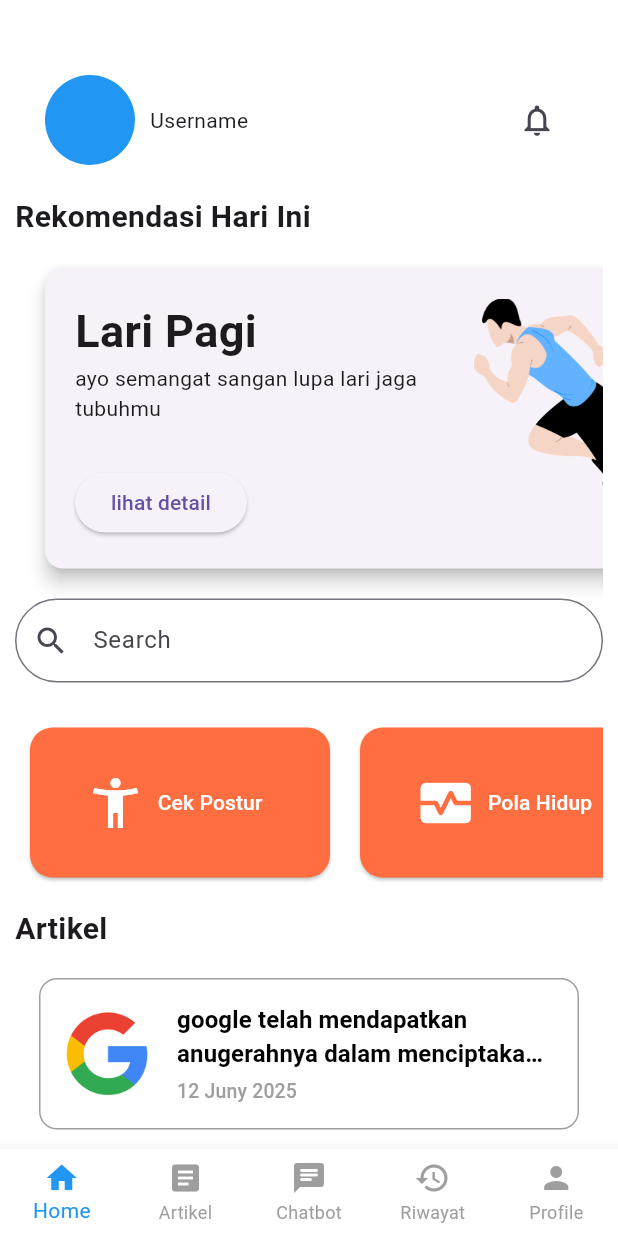
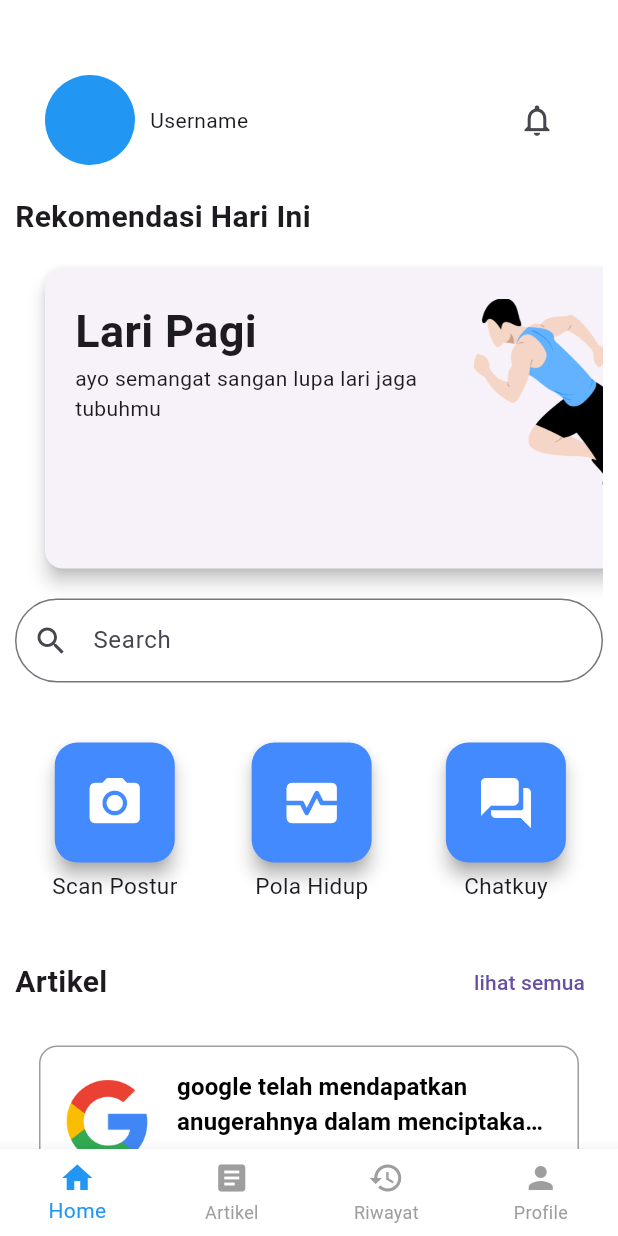
Before and after one commit to MuqtasidRoziq/dietapps-mobile, a Flutter app: the Homepage screen opened by its route, on a phone screen of 412 x 824 dp. Run offline on Flutter 3.47's test engine with Material 3 defaults, Android fonts, the phone set to English and light mode, and no system bars.

Commit message:
Add new features and assets for diet_apps project
- Implement alert notification dialog
- Update bottom navigation routes
- Add new images for breakfast and workout
- Create new pages: AllArticle, CekPostur, ChatBot, History, and Profile
- Update main.dart with new routes

```diff
--- a/lib/components/card_iklan.dart
+++ b/lib/components/card_iklan.dart
@@ -2,7 +2,8 @@ import 'package:flutter/cupertino.dart';
 import 'package:flutter/material.dart';
 
 IklanCard(String title, String description, String img, Color color, String btn) {
-  return Card(
+  return Center(
+    child: Card(
       elevation: 5,
       margin: EdgeInsets.all(20),
       child: Container(
@@ -24,9 +25,6 @@ IklanCard(String title, String description, String img, Color color, String btn)
                       Text(description, style: TextStyle(fontSize: 14),),
                     ],
                   ),
-                ElevatedButton(onPressed: (){
-
-                }, child: Text(btn))
                 ]
               ),
             ),
@@ -34,5 +32,6 @@ IklanCard(String title, String description, String img, Color color, String btn)
           ],
         ),
       ),
+    ),
   );
 }
--- a/lib/components/menu_button.dart
+++ b/lib/components/menu_button.dart
@@ -7,19 +7,25 @@ Widget MenuButton({
   required VoidCallback onPressed,
 }) {
   return Container(
-    margin: EdgeInsets.all(10),
-    height: 100,
-    width: 200,
-    child: ElevatedButton.icon(
+    padding: EdgeInsets.all(20),
+    child: Column(
+      children: [
+        IconButton(
           onPressed: onPressed,
           icon: Icon(icon, color: Colors.white, size: 40,),
-      label: Text(title, style: TextStyle(color: Colors.white)),
           style: ElevatedButton.styleFrom(
             backgroundColor: color,
             shape: RoundedRectangleBorder(
               borderRadius: BorderRadius.circular(15),
             ),
+            padding: EdgeInsets.all(20),
+            shadowColor: Colors.grey,
+            elevation: 5
           ),
+        ),
+        SizedBox(height: 5,),
+        Text(title, style: TextStyle(fontSize: 15),)
+      ],
     ),
   );
 }
--- a/lib/pages/homepage.dart
+++ b/lib/pages/homepage.dart
@@ -52,34 +52,53 @@ class _HomepageState extends State<Homepage> {
               child: Row(
                 children: [
                   IklanCard("Lari Pagi", "ayo semangat sangan lupa lari jaga tubuhmu", "assets/images/run_iklan.png", Colors.white, "lihat detail"),
-                  IklanCard("Lari Pagi", "ayo semangat sangan lupa lari jaga tubuhmu", "assets/images/run_iklan.png", Colors.white, "lihat detail"),
-                  IklanCard("Lari Pagi", "ayo semangat sangan lupa lari jaga tubuhmu", "assets/images/run_iklan.png", Colors.white, "lihat detail"),
-                  IklanCard("Lari Pagi", "ayo semangat sangan lupa lari jaga tubuhmu", "assets/images/run_iklan.png", Colors.white, "lihat detail"),
-                  IklanCard("Lari Pagi", "ayo semangat sangan lupa lari jaga tubuhmu", "assets/images/run_iklan.png", Colors.white, "lihat detail"),
-                  IklanCard("Lari Pagi", "ayo semangat sangan lupa lari jaga tubuhmu", "assets/images/run_iklan.png", Colors.white, "lihat detail"),
+                  IklanCard("Sarapan", "jangan lupa sarapan biar hari hari mu tidak lemas", "assets/images/sarapan.png", Colors.white, "lihat detail"),
+                  IklanCard("Workout", "ayo workout bentuk tubuh mu agar menjadi kekar dan bagus", "assets/images/workout.png", Colors.white, "lihat detail"),
                 ],
               ),
           ),
           Searching("Search"),
           SizedBox(height: 20,),
-          SingleChildScrollView(
-            scrollDirection: Axis.horizontal,
-            child: Row(
-              mainAxisAlignment: MainAxisAlignment.spaceBetween,
-              children: [
-                MenuButton(title: "Cek Postur", icon: Icons.accessibility_new, color: Colors.deepOrangeAccent, onPressed: (){
-                  Navigator.pushNamed(context, '/');
-                }),
-                MenuButton(title: "Pola Hidup", icon: Icons.monitor_heart, color: Colors.deepOrangeAccent, onPressed: (){
-                  Navigator.pushNamed(context, '/');
-                }),
-              ],
-            ),
+          Row(
+            mainAxisAlignment: MainAxisAlignment.spaceAround,
+            children: [
+              MenuButton(
+                title: "Scan Postur",
+                icon: Icons.camera_alt,
+                color: Colors.blueAccent,
+                onPressed: () {
+                  Navigator.pushNamed(context, '/cek-postur');
+                },
+              ),
+              MenuButton(
+                title: "Pola Hidup",
+                icon: Icons.monitor_heart,
+                color: Colors.blueAccent,
+                onPressed: () {
+                  Navigator.pushNamed(context, '/rekomen-pola-hidup');
+                },
+              ),
+              MenuButton(
+                title: "Chatkuy",
+                icon: Icons.forum_rounded,
+                color: Colors.blueAccent,
+                onPressed: () {
+                  Navigator.pushNamed(context, '/chatbot');
+                },
+              ),
+            ],
           ),
           SizedBox(height: 10,),
-          Text("Artikel",
-                style: TextStyle(fontSize: 20, fontWeight: FontWeight.bold),
-
+          Row(
+            mainAxisAlignment: MainAxisAlignment.spaceBetween,
+            children: [
+              Text("Artikel",
+                    style: TextStyle(fontSize: 20, fontWeight: FontWeight.bold),
+              ),
+              TextButton(onPressed: (){
+                Navigator.pushNamed(context, '/artikel');
+              }, child: Text("lihat semua"))
+            ],
           ),
           SizedBox(height: 10,),
           Article('assets/images/google_logo.png', "google telah mendapatkan anugerahnya dalam menciptakan ai", "12 Juny 2025", (){
--- a/pubspec.yaml
+++ b/pubspec.yaml
@@ -62,6 +62,8 @@ flutter:
     - assets/images/google_logo.png
     - assets/images/logo_facebook.png
     - assets/images/run_iklan.png
+    - assets/images/sarapan.png
+    - assets/images/workout.png
 
   # An image asset can refer to one or more resolution-specific "variants", see
   # https://flutter.dev/to/resolution-aware-images
```
Also changed, not shown: lib/components/alert-notif.dart (added, +9 -0 lines), lib/components/buttom_navigation.dart (+4 -8 lines), lib/main.dart (+11 -1 lines), lib/pages/all_article.dart (added, +59 -0 lines), lib/pages/cekpostur.dart (added, +63 -0 lines), lib/pages/chatbot.dart (added, +40 -0 lines), lib/pages/history.dart (added, +13 -0 lines), lib/pages/profile.dart (added, +13 -0 lines), assets/images/sarapan.png (added), assets/images/workout.png (added), lib/pages/polahidup.dart (added), 1 other file. Lines whose indentation alone changed are shown as unchanged.
